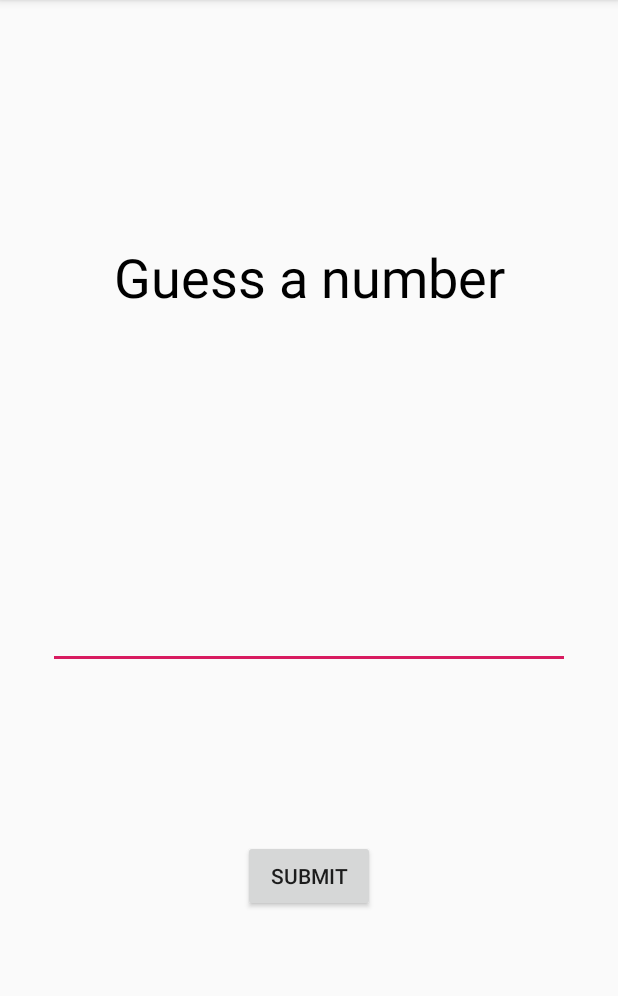
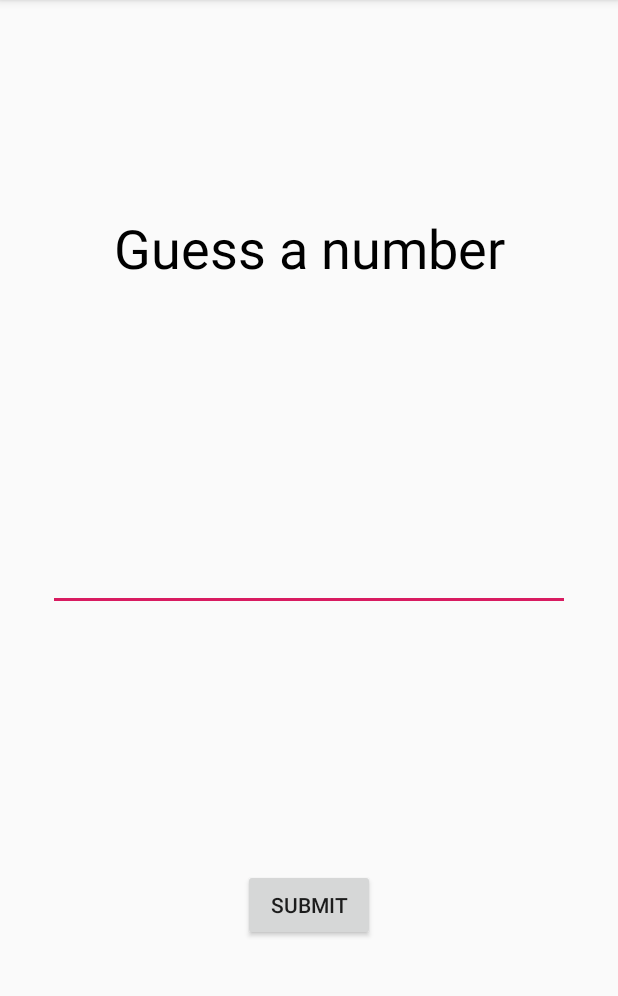
Before and after one commit to wrussell1999/android-workshop-java, an Android app: the screen it shows after launch (MainActivity), on a phone screen of 412 x 824 dp, the part 84-1080 px from its top. Run offline under Robolectric (Android 15) with nearby library versions, the phone set to English and light mode, and no system bars.

Commit message:
Update activity_main.xml

```diff
--- a/app/src/main/res/layout/activity_main.xml
+++ b/app/src/main/res/layout/activity_main.xml
@@ -23,7 +23,7 @@
         android:layout_width="match_parent"
         android:layout_height="wrap_content"
         android:layout_margin="@dimen/input_margin"
-        app:layout_constraintBottom_toBottomOf="@id/submit_button"
+        app:layout_constraintBottom_toTopOf="@id/submit_button"
         app:layout_constraintLeft_toLeftOf="parent"
         app:layout_constraintRight_toRightOf="parent"
         app:layout_constraintTop_toBottomOf="@id/number_view"
@@ -33,7 +33,7 @@
         android:id="@+id/submit_button"
         android:layout_width="wrap_content"
         android:layout_height="wrap_content"
-        app:layout_constraintTop_toTopOf="@id/user_input"
+        app:layout_constraintTop_toBottomOf="@id/user_input"
         app:layout_constraintLeft_toLeftOf="parent"
         app:layout_constraintRight_toRightOf="parent"
         app:layout_constraintBottom_toBottomOf="parent"
```
